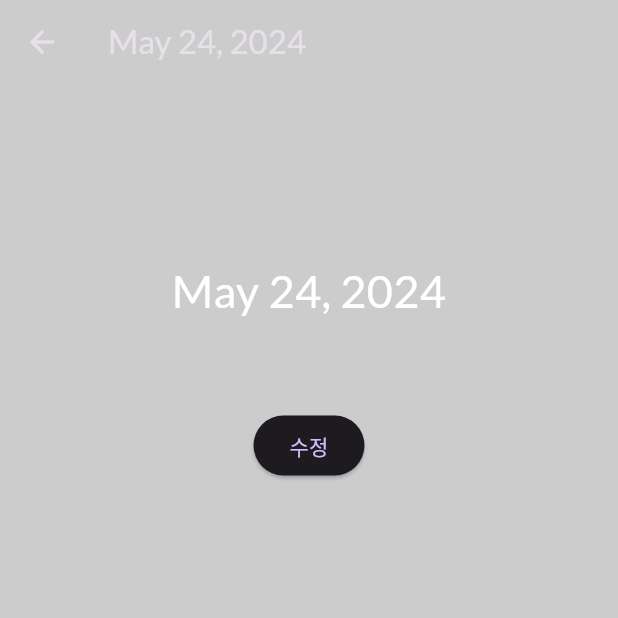
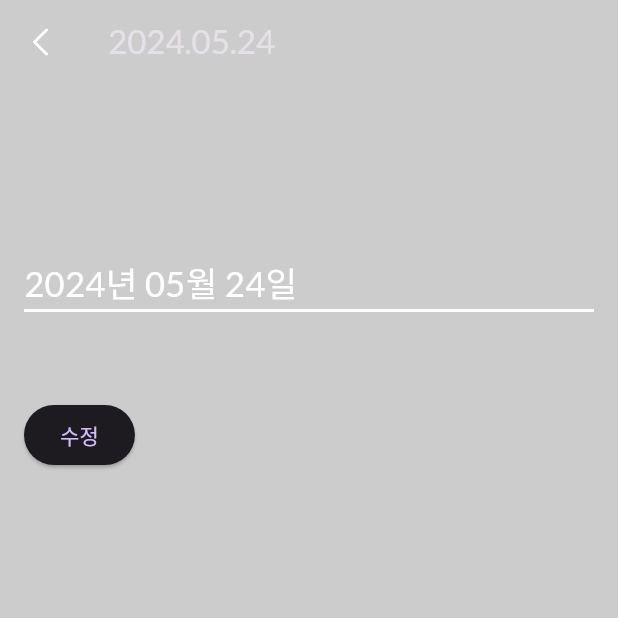
Before and after one commit to uriham/Capstone, a Flutter app: the screen it shows after launch, after a tap on the "add" icon, on a phone screen of 412 x 824 dp, the top half of it. Run offline on Flutter 3.47's test engine with Material 3 defaults, Android fonts, the phone set to English and light mode, and no system bars; our stand-ins replace envied, flutter_riverpod, flutter_svg, google_fonts, palette_generator, scroll_date_picker and 2 more; missing offline and left inert: langchain, langchain_openai.

Commit message:
날짜 formmat  설정

```diff
--- a/lib/main.dart
+++ b/lib/main.dart
@@ -2,6 +2,7 @@ import 'package:flutter/material.dart';
 import 'package:flutter_riverpod/flutter_riverpod.dart';
 import 'package:google_fonts/google_fonts.dart';
 import 'package:capstone/screens/tab.dart';
+import 'package:intl/date_symbol_data_local.dart';
 
 final theme = ThemeData.dark().copyWith(
   scaffoldBackgroundColor:
@@ -16,7 +17,8 @@ final theme = ThemeData.dark().copyWith(
 );
 
 void main() {
-  runApp(const ProviderScope(child: App()));
+  initializeDateFormatting('ko_KR').then((_) => runApp(const ProviderScope(child: App())));
+  ;
 }
 
 class App extends StatelessWidget {
--- a/lib/models/diary.dart
+++ b/lib/models/diary.dart
@@ -2,6 +2,7 @@
 import 'package:intl/intl.dart';
 
 final formatter = DateFormat('yyyy.MM.dd');
+final dayOfWeek = DateFormat('E요일', 'ko_KR');
 
 class Diary {
   Diary({
@@ -18,7 +19,15 @@ class Diary {
     return formatter.format(date);
   }
 
-  String getDayofMonth() {
+  String get koreanDay {
+    return dayOfWeek.format(date);
+  }
+
+  String get month {
+    return date.month.toString();
+  }
+
+  String get day { //
     return date.day.toString();
   }
 
--- a/lib/screens/add_book.dart
+++ b/lib/screens/add_book.dart
@@ -2,9 +2,11 @@ import 'package:flutter/material.dart';
 import 'package:capstone/providers/diary_provider.dart';
 import 'package:flutter_riverpod/flutter_riverpod.dart';
 import 'package:capstone/models/diary.dart';
+import 'package:flutter_svg/flutter_svg.dart';
 import 'package:intl/intl.dart';
 
-final formatter = DateFormat.yMMMd();
+final formatter = DateFormat('yyyy.MM.dd');
+final formatter2 = DateFormat('yyyy년 MM월 dd일');
 
 class AddBookScreen extends ConsumerStatefulWidget {
   const AddBookScreen({super.key});
@@ -35,7 +37,7 @@ class _AddBookScreenState extends ConsumerState<AddBookScreen> {
     return Scaffold(
       appBar: AppBar(
         leading: IconButton(
-          icon: const Icon(Icons.arrow_back),
+          icon: SvgPicture.asset('assets/images/C_E_back_ic.svg'),
           onPressed: () {
             Navigator.pop(context);
           },
@@ -45,19 +47,22 @@ class _AddBookScreenState extends ConsumerState<AddBookScreen> {
       ),
       body: Padding(
         padding: const EdgeInsets.all(16),
-        child: Column(children: [
+        child: Column(crossAxisAlignment: CrossAxisAlignment.start, children: [
           const SizedBox(
             height: 100,
           ),
           Text(
-            formatter.format(DateTime.now()),
+            formatter2.format(DateTime.now()),
             style: const TextStyle(
-              fontSize: 30,
+              fontSize: 23,
               color: Colors.white,
             ),
-            textAlign: TextAlign.center,
+            textAlign: TextAlign.left,
           ),
+          Container(width: double.infinity,height: 2,color: Colors.white,),
           TextField(
+            maxLines: null,
+            keyboardType: TextInputType.multiline,
             controller: _textController,
             style: const TextStyle(color: Colors.white),
             decoration: const InputDecoration(
--- a/lib/screens/start_screen.dart
+++ b/lib/screens/start_screen.dart
@@ -109,13 +109,24 @@ class _StartScreenState extends ConsumerState<StartScreen> {
                   child: Column(
                     children: [
                       if (!sameDate)
-                        Align(
-                          child: Text(
-                            diary.formattedDate,
-                            style: const TextStyle(
-                                color: Colors.white, fontSize: 25),
+                        Padding(
+                          padding: const EdgeInsets.symmetric(horizontal: 8),
+                          child: Row(
+                            crossAxisAlignment: CrossAxisAlignment.center,
+                            children: [
+                              Text(
+                                diary.day,
+                                style: const TextStyle(
+                                    color: Colors.white, fontSize: 25),
+                              ),
+                              Text(
+                                diary.koreanDay,
+                                style: const TextStyle(
+                                    color: Colors.white, fontSize: 12),
+
+                              ),
+                            ],
                           ),
-                          alignment: Alignment.centerLeft,
                         ),
                       DiaryCard(
                         todayDiary: widget.diaryList[index],
--- a/lib/widgets/diary_list_tile.dart
+++ b/lib/widgets/diary_list_tile.dart
@@ -73,7 +73,7 @@ class _DiaryListTileState extends ConsumerState<DiaryListTile> {
             },
       title: Align(
         alignment: Alignment.centerLeft,
-        child: Text(widget.todayDiary.text,
+        child: Text(widget.todayDiary.text,maxLines: 3,
             style: const TextStyle(fontSize: 18, color: Colors.white)),
       ),
     );
--- a/pubspec.yaml
+++ b/pubspec.yaml
@@ -111,6 +111,7 @@ flutter:
     - assets/images/C_E_back_ic.svg
     - assets/images/E_R_M_Kebab Menu_ic.svg
     - assets/images/R_Editmode_ic.svg
+    - assets/images/R_Location bar.png
   #   - images/a_dot_ham.jpeg
 
   # An image asset can refer to one or more resolution-specific "variants", see
```
Also changed, not shown: assets/images/R_Location bar.png (added).
